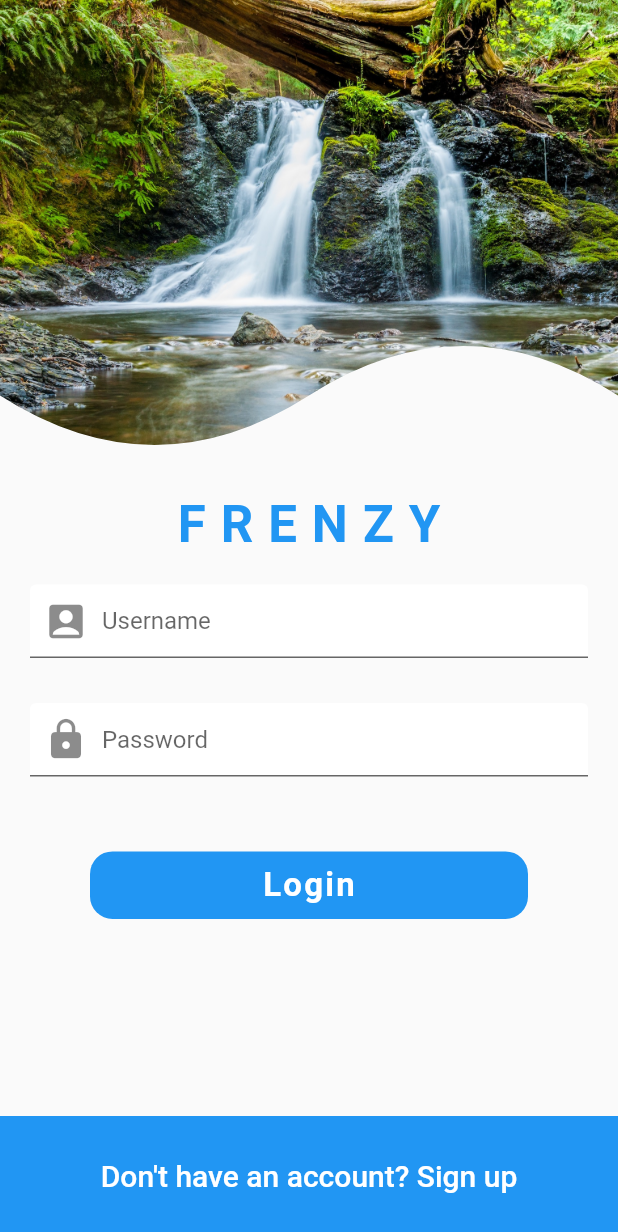
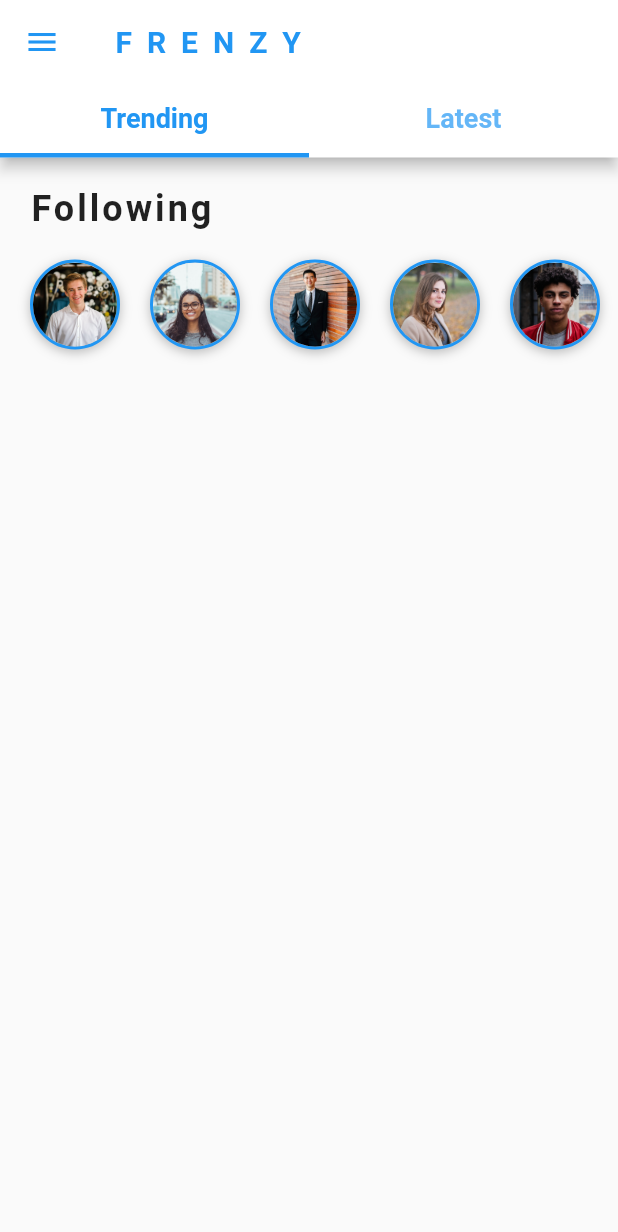
Before and after one commit to P-Jag/SocialMediaAppUI, a Flutter app: the screen it shows after launch, after a tap on "Login", on a phone screen of 412 x 824 dp. Shown: the top 1232 px of the screen. Run offline on Flutter 3.47's test engine with Material 2 defaults, Android fonts, the phone set to English and light mode, and no system bars.

Commit message:
home screen - app/tab bar

```diff
--- /dev/null
+++ b/lib/screens/home_screen.dart
@@ -0,0 +1,57 @@
+import 'package:flutter/material.dart';
+import 'package:social_media_app_ui/data/data.dart';
+import 'package:social_media_app_ui/widgets/following_users.dart';
+
+class HomeScreen extends StatefulWidget {
+  @override
+  _HomeScreenState createState() => _HomeScreenState();
+}
+
+class _HomeScreenState extends State<HomeScreen>
+    with SingleTickerProviderStateMixin {
+  TabController _tabController;
+
+  @override
+  void initState() {
+    _tabController = TabController(length: 2, vsync: this);
+    super.initState();
+  }
+
+  @override
+  Widget build(BuildContext context) {
+    return Scaffold(
+      appBar: AppBar(
+        backgroundColor: Colors.white,
+        brightness: Brightness.light,
+        iconTheme: IconThemeData(color: Theme.of(context).primaryColor),
+        title: Text(
+          'FRENZY',
+          style: TextStyle(
+            color: Theme.of(context).primaryColor,
+            fontWeight: FontWeight.bold,
+            letterSpacing: 10.0,
+          ),
+        ),
+        leading: Icon(Icons.menu),
+        bottom: TabBar(
+          controller: _tabController,
+          indicatorWeight: 3.0,
+          labelColor: Theme.of(context).primaryColor,
+          labelStyle: TextStyle(
+            fontWeight: FontWeight.w600,
+            fontSize: 18.0,
+          ),
+          tabs: <Widget>[
+            Tab(text: 'Trending'),
+            Tab(text: 'Latest'),
+          ],
+        ),
+      ),
+      body: ListView(
+        children: <Widget>[
+          FollowingUsers(),
+        ],
+      ),
+    );
+  }
+}
--- a/lib/screens/login_screen.dart
+++ b/lib/screens/login_screen.dart
@@ -1,4 +1,5 @@
 import 'package:flutter/material.dart';
+import 'package:social_media_app_ui/screens/home_screen.dart';
 import 'package:social_media_app_ui/widgets/curve_clipper.dart';
 import 'package:social_media_app_ui/widgets/padding_text_field.dart';
 
@@ -47,7 +48,12 @@ class _LoginScreenState extends State<LoginScreen> {
             ),
             SizedBox(height: 40.0),
             GestureDetector(
-              onTap: () {},
+              onTap: () => Navigator.pushReplacement(
+                context,
+                MaterialPageRoute(
+                  builder: (_) => HomeScreen(),
+                ),
+              ),
               child: Container(
                 margin: EdgeInsets.symmetric(horizontal: 60.0),
                 height: 45.0,
--- /dev/null
+++ b/lib/widgets/following_users.dart
@@ -0,0 +1,66 @@
+import 'package:flutter/material.dart';
+import 'package:social_media_app_ui/models/user_model.dart';
+import 'package:social_media_app_ui/data/data.dart';
+
+class FollowingUsers extends StatelessWidget {
+  @override
+  Widget build(BuildContext context) {
+    return Column(
+      crossAxisAlignment: CrossAxisAlignment.start,
+      children: <Widget>[
+        Padding(
+          padding: EdgeInsets.fromLTRB(20.0, 20.0, 20.0, 10.0),
+          child: Text(
+            'Following',
+            style: TextStyle(
+              fontSize: 24.0,
+              fontWeight: FontWeight.bold,
+              letterSpacing: 2.0,
+            ),
+          ),
+        ),
+        Container(
+          height: 80.0,
+          child: ListView.builder(
+            scrollDirection: Axis.horizontal,
+            padding: EdgeInsets.only(left: 10.0),
+            itemCount: users.length,
+            itemBuilder: (BuildContext context, int index) {
+              User user = users[index];
+              return GestureDetector(
+                onTap: () {},
+                child: Container(
+                  height: 60.0,
+                  width: 60.0,
+                  margin: EdgeInsets.all(10.0),
+                  decoration: BoxDecoration(
+                    shape: BoxShape.circle,
+                    boxShadow: [
+                      BoxShadow(
+                        color: Colors.black26,
+                        offset: Offset(0, 2),
+                        blurRadius: 6.0,
+                      ),
+                    ],
+                    border: Border.all(
+                      color: Theme.of(context).primaryColor,
+                      width: 2.0,
+                    ),
+                  ),
+                  child: ClipOval(
+                    child: Image(
+                      height: 60.0,
+                      width: 60.0,
+                      fit: BoxFit.cover,
+                      image: AssetImage(user.profileImageUrl),
+                    ),
+                  ),
+                ),
+              );
+            },
+          ),
+        ),
+      ],
+    );
+  }
+}
```
